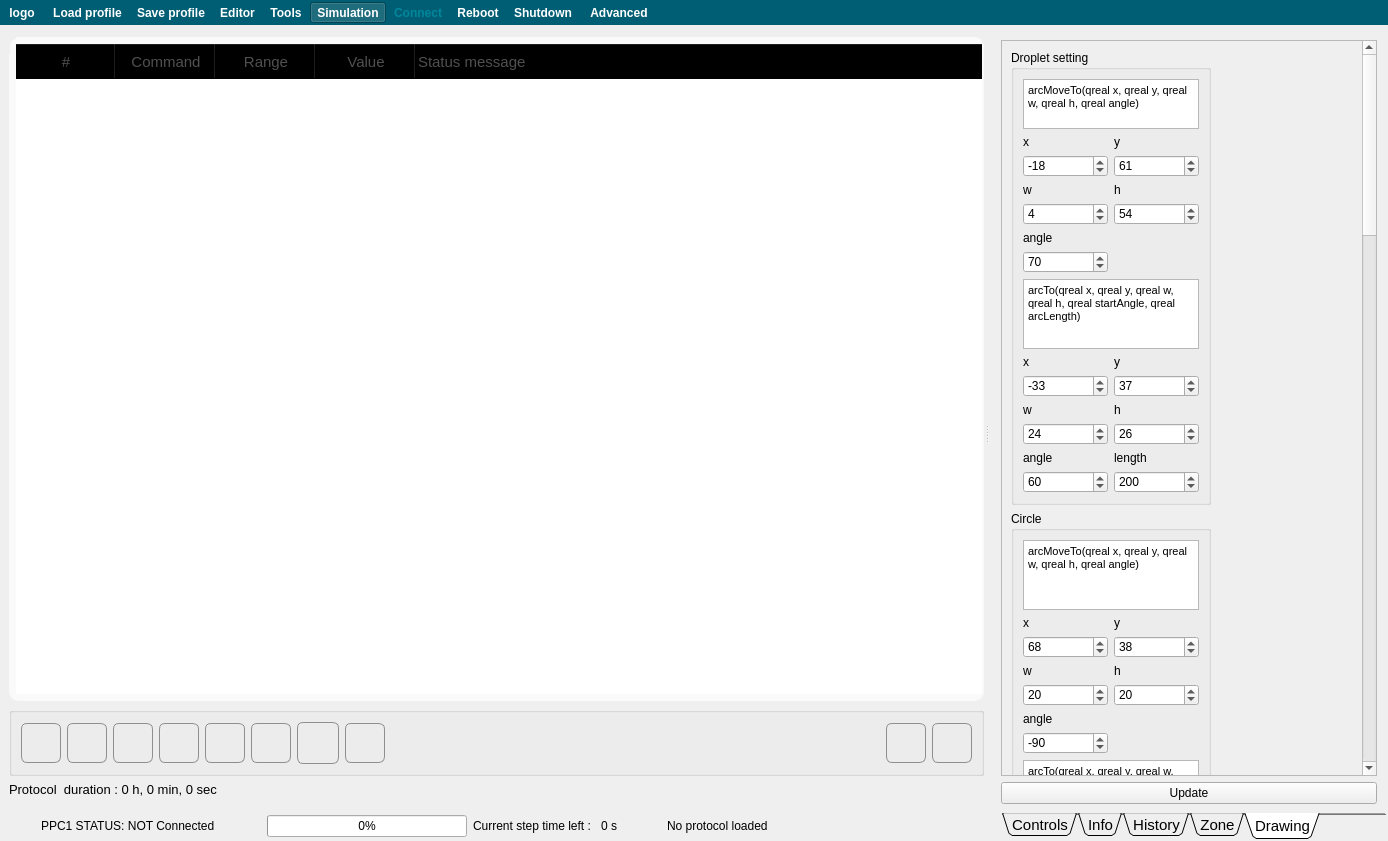
Qt form apps/Biopen_wizard_6/Lab-on-a-tip.ui (bellonemauro/Labonatip2.0) before a commit.
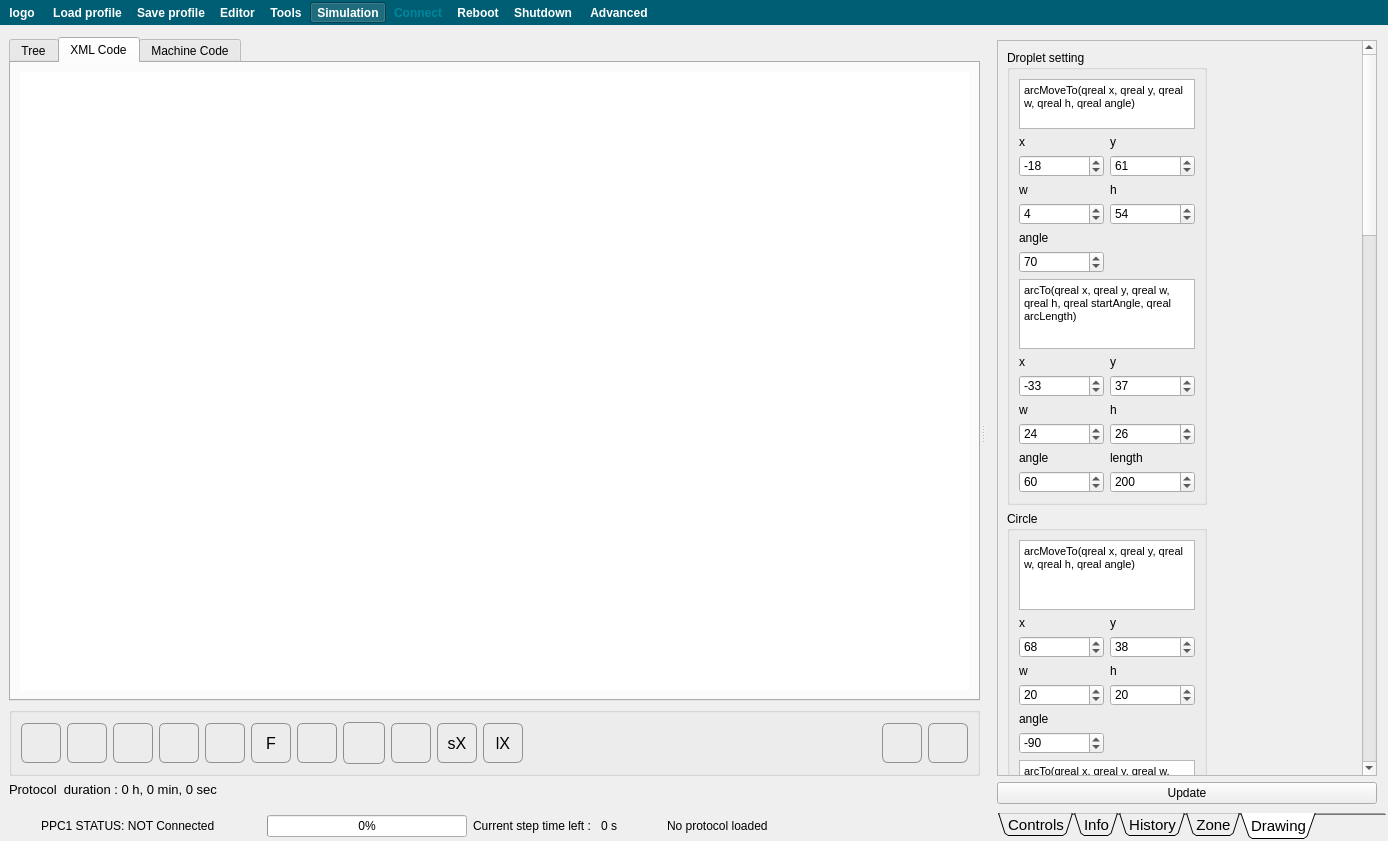
The same form after that commit. The open tabs and pages were chosen to show the change. Icons and pictures are not drawn.

Patch:
```diff
--- a/apps/Biopen_wizard_6/Lab-on-a-tip.ui
+++ b/apps/Biopen_wizard_6/Lab-on-a-tip.ui
@@ -149,7 +149,7 @@
         <rect>
          <x>0</x>
          <y>0</y>
-         <width>989</width>
+         <width>985</width>
          <height>743</height>
         </rect>
        </property>
@@ -191,8 +191,8 @@
             <rect>
              <x>0</x>
              <y>0</y>
-             <width>989</width>
-             <height>708</height>
+             <width>985</width>
+             <height>707</height>
             </rect>
            </property>
            <layout class="QGridLayout" name="gridLayout">
@@ -2451,9 +2451,9 @@
                  <number>0</number>
                 </property>
                 <item>
-                 <widget class="QGroupBox" name="groupBox_14">
+                 <widget class="QTabWidget" name="tabWidget_editor">
                   <property name="sizePolicy">
-                   <sizepolicy hsizetype="Minimum" vsizetype="Preferred">
+                   <sizepolicy hsizetype="Expanding" vsizetype="Expanding">
                     <horstretch>0</horstretch>
                     <verstretch>0</verstretch>
                    </sizepolicy>
@@ -2473,9 +2473,13 @@
 
  } </string>
                   </property>
-                  <property name="title">
-                   <string>GroupBox</string>
+                  <property name="currentIndex">
+                   <number>0</number>
                   </property>
+                  <widget class="QWidget" name="tabWidgetPage_editorTree">
+                   <attribute name="title">
+                    <string>Tree</string>
+                   </attribute>
                   <layout class="QGridLayout" name="gridLayout_20">
                    <property name="leftMargin">
                     <number>5</number>
@@ -2684,6 +2688,54 @@
                    </item>
                   </layout>
                  </widget>
+                  <widget class="QWidget" name="tabWidgetPage_editorXMLCode">
+                   <attribute name="title">
+                    <string>XML Code</string>
+                   </attribute>
+                   <layout class="QGridLayout" name="gridLayout_33">
+                    <item row="0" column="0">
+                     <widget class="QTextBrowser" name="textBrowser_XMLcode">
+                      <property name="font">
+                       <font>
+                        <pointsize>11</pointsize>
+                       </font>
+                      </property>
+                      <property name="frameShape">
+                       <enum>QFrame::NoFrame</enum>
+                      </property>
+                      <property name="frameShadow">
+                       <enum>QFrame::Sunken</enum>
+                      </property>
+                      <property name="readOnly">
+                       <bool>false</bool>
+                      </property>
+                      <property name="textInteractionFlags">
+                       <set>Qt::LinksAccessibleByKeyboard|Qt::LinksAccessibleByMouse|Qt::TextBrowserInteraction|Qt::TextEditable|Qt::TextSelectableByMouse</set>
+                      </property>
+                     </widget>
+                    </item>
+                   </layout>
+                  </widget>
+                  <widget class="QWidget" name="tabWidgetPage_editorMachineCode">
+                   <attribute name="title">
+                    <string>Machine Code</string>
+                   </attribute>
+                   <layout class="QGridLayout" name="gridLayout_34">
+                    <item row="0" column="0">
+                     <widget class="QTextBrowser" name="textBrowser_machineCode">
+                      <property name="font">
+                       <font>
+                        <pointsize>11</pointsize>
+                       </font>
+                      </property>
+                      <property name="frameShape">
+                       <enum>QFrame::NoFrame</enum>
+                      </property>
+                     </widget>
+                    </item>
+                   </layout>
+                  </widget>
+                 </widget>
                 </item>
                 <item>
                  <widget class="QGroupBox" name="groupBox_13">
@@ -2958,6 +3010,25 @@
                      </property>
                     </widget>
                    </item>
+                   <item>
+                    <widget class="QPushButton" name="pushButton_addFunction">
+                     <property name="minimumSize">
+                      <size>
+                       <width>40</width>
+                       <height>40</height>
+                      </size>
+                     </property>
+                     <property name="maximumSize">
+                      <size>
+                       <width>40</width>
+                       <height>40</height>
+                      </size>
+                     </property>
+                     <property name="text">
+                      <string>F</string>
+                     </property>
+                    </widget>
+                   </item>
                    <item>
                     <widget class="QPushButton" name="pushButton_plusIndent">
                      <property name="enabled">
@@ -3074,6 +3145,44 @@
                      </property>
                     </widget>
                    </item>
+                   <item>
+                    <widget class="QPushButton" name="pushButton_saveXML">
+                     <property name="minimumSize">
+                      <size>
+                       <width>40</width>
+                       <height>40</height>
+                      </size>
+                     </property>
+                     <property name="maximumSize">
+                      <size>
+                       <width>40</width>
+                       <height>40</height>
+                      </size>
+                     </property>
+                     <property name="text">
+                      <string>sX</string>
+                     </property>
+                    </widget>
+                   </item>
+                   <item>
+                    <widget class="QPushButton" name="pushButton_loadXML">
+                     <property name="minimumSize">
+                      <size>
+                       <width>40</width>
+                       <height>40</height>
+                      </size>
+                     </property>
+                     <property name="maximumSize">
+                      <size>
+                       <width>40</width>
+                       <height>40</height>
+                      </size>
+                     </property>
+                     <property name="text">
+                      <string>lX</string>
+                     </property>
+                    </widget>
+                   </item>
                    <item>
                     <spacer name="horizontalSpacer_10">
                      <property name="orientation">
@@ -3357,7 +3466,7 @@
    </property>
    <property name="minimumSize">
     <size>
-     <width>398</width>
+     <width>402</width>
      <height>609</height>
     </size>
    </property>
@@ -6894,8 +7003,8 @@
                  <rect>
                   <x>0</x>
                   <y>0</y>
-                  <width>357</width>
-                  <height>4185</height>
+                  <width>353</width>
+                  <height>3146</height>
                  </rect>
                 </property>
                 <layout class="QVBoxLayout" name="verticalLayout_3">
@@ -7446,7 +7555,7 @@
                        <string>&lt;!DOCTYPE HTML PUBLIC &quot;-//W3C//DTD HTML 4.0//EN&quot; &quot;http://www.w3.org/TR/REC-html40/strict.dtd&quot;&gt;
 &lt;html&gt;&lt;head&gt;&lt;meta name=&quot;qrichtext&quot; content=&quot;1&quot; /&gt;&lt;style type=&quot;text/css&quot;&gt;
 p, li { white-space: pre-wrap; }
-&lt;/style&gt;&lt;/head&gt;&lt;body style=&quot; font-family:'MS Shell Dlg 2'; font-size:20.25pt; font-weight:400; font-style:normal;&quot;&gt;
+&lt;/style&gt;&lt;/head&gt;&lt;body style=&quot; font-family:'MS Shell Dlg 2'; font-size:7.8pt; font-weight:400; font-style:normal;&quot;&gt;
 &lt;p style=&quot; margin-top:0px; margin-bottom:0px; margin-left:0px; margin-right:0px; -qt-block-indent:0; text-indent:0px;&quot;&gt;&lt;span style=&quot; font-size:8.25pt;&quot;&gt;arcTo(qreal x, qreal y, qreal w, qreal h, qreal startAngle, qreal arcLength)&lt;/span&gt;&lt;/p&gt;&lt;/body&gt;&lt;/html&gt;</string>
                       </property>
                      </widget>
@@ -7463,7 +7572,7 @@
                        <string>&lt;!DOCTYPE HTML PUBLIC &quot;-//W3C//DTD HTML 4.0//EN&quot; &quot;http://www.w3.org/TR/REC-html40/strict.dtd&quot;&gt;
 &lt;html&gt;&lt;head&gt;&lt;meta name=&quot;qrichtext&quot; content=&quot;1&quot; /&gt;&lt;style type=&quot;text/css&quot;&gt;
 p, li { white-space: pre-wrap; }
-&lt;/style&gt;&lt;/head&gt;&lt;body style=&quot; font-family:'MS Shell Dlg 2'; font-size:20.25pt; font-weight:400; font-style:normal;&quot;&gt;
+&lt;/style&gt;&lt;/head&gt;&lt;body style=&quot; font-family:'MS Shell Dlg 2'; font-size:7.8pt; font-weight:400; font-style:normal;&quot;&gt;
 &lt;p style=&quot; margin-top:0px; margin-bottom:0px; margin-left:0px; margin-right:0px; -qt-block-indent:0; text-indent:0px;&quot;&gt;&lt;span style=&quot; font-size:8.25pt;&quot;&gt;arcMoveTo(qreal x, qreal y, qreal w, qreal h, qreal angle)&lt;/span&gt;&lt;/p&gt;&lt;/body&gt;&lt;/html&gt;</string>
                       </property>
                      </widget>
@@ -7739,7 +7848,7 @@
                        <string>&lt;!DOCTYPE HTML PUBLIC &quot;-//W3C//DTD HTML 4.0//EN&quot; &quot;http://www.w3.org/TR/REC-html40/strict.dtd&quot;&gt;
 &lt;html&gt;&lt;head&gt;&lt;meta name=&quot;qrichtext&quot; content=&quot;1&quot; /&gt;&lt;style type=&quot;text/css&quot;&gt;
 p, li { white-space: pre-wrap; }
-&lt;/style&gt;&lt;/head&gt;&lt;body style=&quot; font-family:'MS Shell Dlg 2'; font-size:20.25pt; font-weight:400; font-style:normal;&quot;&gt;
+&lt;/style&gt;&lt;/head&gt;&lt;body style=&quot; font-family:'MS Shell Dlg 2'; font-size:7.8pt; font-weight:400; font-style:normal;&quot;&gt;
 &lt;p style=&quot; margin-top:0px; margin-bottom:0px; margin-left:0px; margin-right:0px; -qt-block-indent:0; text-indent:0px;&quot;&gt;&lt;span style=&quot; font-size:8.25pt;&quot;&gt;arcTo(qreal x, qreal y, qreal w, qreal h, qreal startAngle, qreal arcLength)&lt;/span&gt;&lt;/p&gt;&lt;/body&gt;&lt;/html&gt;</string>
                       </property>
                      </widget>
@@ -7750,7 +7859,7 @@
                        <string>&lt;!DOCTYPE HTML PUBLIC &quot;-//W3C//DTD HTML 4.0//EN&quot; &quot;http://www.w3.org/TR/REC-html40/strict.dtd&quot;&gt;
 &lt;html&gt;&lt;head&gt;&lt;meta name=&quot;qrichtext&quot; content=&quot;1&quot; /&gt;&lt;style type=&quot;text/css&quot;&gt;
 p, li { white-space: pre-wrap; }
-&lt;/style&gt;&lt;/head&gt;&lt;body style=&quot; font-family:'MS Shell Dlg 2'; font-size:20.25pt; font-weight:400; font-style:normal;&quot;&gt;
+&lt;/style&gt;&lt;/head&gt;&lt;body style=&quot; font-family:'MS Shell Dlg 2'; font-size:7.8pt; font-weight:400; font-style:normal;&quot;&gt;
 &lt;p style=&quot; margin-top:0px; margin-bottom:0px; margin-left:0px; margin-right:0px; -qt-block-indent:0; text-indent:0px;&quot;&gt;&lt;span style=&quot; font-size:8.25pt;&quot;&gt;arcMoveTo(qreal x, qreal y, qreal w, qreal h, qreal angle)&lt;/span&gt;&lt;/p&gt;&lt;/body&gt;&lt;/html&gt;</string>
                       </property>
                      </widget>
@@ -8959,7 +9068,7 @@
           <number>0</number>
          </property>
          <item row="0" column="0">
-          <widget class="QTabWidget" name="tabWidget_editor">
+          <widget class="QTabWidget" name="tabWidget_editor_advanced">
            <property name="font">
             <font>
              <pointsize>11</pointsize>
```
Left out of the diff: 26 changed lines with no effect on the pictures. Lines whose indentation alone changed are shown as unchanged.
